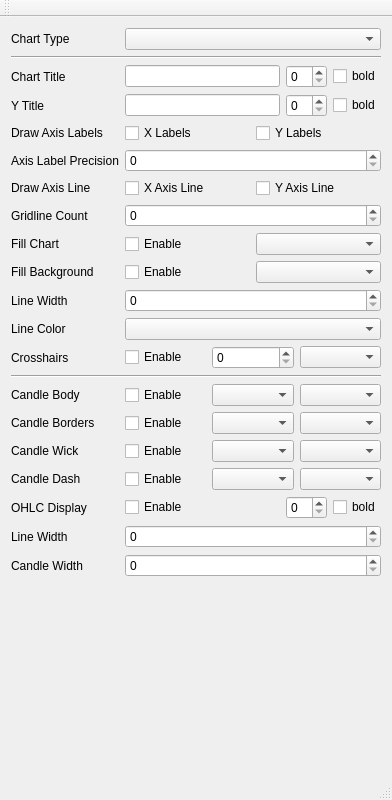
The window that chartexamples/mainwindow.ui (presstab/psscharts) describes before a commit, drawn with Qt 5.
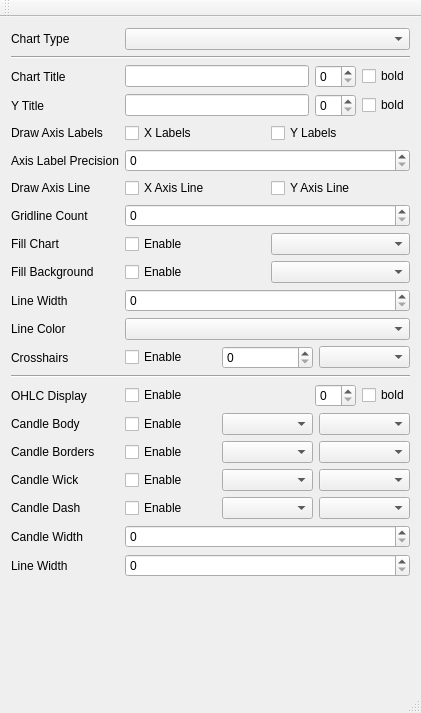
The same window after the commit.

Patch:
```diff
--- a/chartexamples/mainwindow.ui
+++ b/chartexamples/mainwindow.ui
@@ -6,8 +6,8 @@
    <rect>
     <x>0</x>
     <y>0</y>
-    <width>392</width>
-    <height>800</height>
+    <width>421</width>
+    <height>713</height>
    </rect>
   </property>
   <property name="windowTitle">
@@ -251,13 +251,54 @@
          </widget>
         </item>
         <item row="14" column="0">
+         <widget class="QLabel" name="label_13">
+          <property name="text">
+           <string>OHLC Display</string>
+          </property>
+         </widget>
+        </item>
+        <item row="14" column="1">
+         <layout class="QHBoxLayout" name="horizontalLayout_12">
+          <item>
+           <widget class="QCheckBox" name="checkBoxOHLCDisplay">
+            <property name="text">
+             <string>Enable</string>
+            </property>
+           </widget>
+          </item>
+          <item>
+           <spacer name="horizontalSpacer">
+            <property name="orientation">
+             <enum>Qt::Horizontal</enum>
+            </property>
+            <property name="sizeHint" stdset="0">
+             <size>
+              <width>40</width>
+              <height>20</height>
+             </size>
+            </property>
+           </spacer>
+          </item>
+          <item>
+           <widget class="QSpinBox" name="spinboxOHLCFontSize"/>
+          </item>
+          <item>
+           <widget class="QCheckBox" name="checkboxOHLCBold">
+            <property name="text">
+             <string>bold</string>
+            </property>
+           </widget>
+          </item>
+         </layout>
+        </item>
+        <item row="15" column="0">
          <widget class="QLabel" name="label_26">
           <property name="text">
            <string>Candle Body</string>
           </property>
          </widget>
         </item>
-        <item row="14" column="1">
+        <item row="15" column="1">
          <layout class="QHBoxLayout" name="horizontalLayout_11">
           <item>
            <widget class="QCheckBox" name="checkBoxCandleFill">
@@ -274,14 +315,14 @@
           </item>
          </layout>
         </item>
-        <item row="15" column="0">
+        <item row="16" column="0">
          <widget class="QLabel" name="label_14">
           <property name="text">
            <string>Candle Borders</string>
           </property>
          </widget>
         </item>
-        <item row="15" column="1">
+        <item row="16" column="1">
          <layout class="QHBoxLayout" name="horizontalLayout_10">
           <item>
            <widget class="QCheckBox" name="checkBoxBorderColor">
@@ -298,14 +339,14 @@
           </item>
          </layout>
         </item>
-        <item row="16" column="0">
+        <item row="17" column="0">
          <widget class="QLabel" name="label_15">
           <property name="text">
            <string>Candle Wick</string>
           </property>
          </widget>
         </item>
-        <item row="16" column="1">
+        <item row="17" column="1">
          <layout class="QHBoxLayout" name="horizontalLayout_9">
           <item>
            <widget class="QCheckBox" name="checkBoxWickColor">
@@ -322,75 +363,14 @@
           </item>
          </layout>
         </item>
-        <item row="19" column="0">
-         <widget class="QLabel" name="label_18">
-          <property name="text">
-           <string>Line Width</string>
-          </property>
-         </widget>
-        </item>
-        <item row="19" column="1">
-         <widget class="QSpinBox" name="spinboxCandleLineWidth"/>
-        </item>
-        <item row="20" column="0">
-         <widget class="QLabel" name="label_17">
-          <property name="text">
-           <string>Candle Width</string>
-          </property>
-         </widget>
-        </item>
-        <item row="20" column="1">
-         <widget class="QSpinBox" name="spinboxCandleWidth"/>
-        </item>
         <item row="18" column="0">
-         <widget class="QLabel" name="label_13">
-          <property name="text">
-           <string>OHLC Display</string>
-          </property>
-         </widget>
-        </item>
-        <item row="18" column="1">
-         <layout class="QHBoxLayout" name="horizontalLayout_12">
-          <item>
-           <widget class="QCheckBox" name="checkBoxOHLCDisplay">
-            <property name="text">
-             <string>Enable</string>
-            </property>
-           </widget>
-          </item>
-          <item>
-           <spacer name="horizontalSpacer">
-            <property name="orientation">
-             <enum>Qt::Horizontal</enum>
-            </property>
-            <property name="sizeHint" stdset="0">
-             <size>
-              <width>40</width>
-              <height>20</height>
-             </size>
-            </property>
-           </spacer>
-          </item>
-          <item>
-           <widget class="QSpinBox" name="spinboxOHLCFontSize"/>
-          </item>
-          <item>
-           <widget class="QCheckBox" name="checkboxOHLCBold">
-            <property name="text">
-             <string>bold</string>
-            </property>
-           </widget>
-          </item>
-         </layout>
-        </item>
-        <item row="17" column="0">
          <widget class="QLabel" name="label_16">
           <property name="text">
            <string>Candle Dash</string>
           </property>
          </widget>
         </item>
-        <item row="17" column="1">
+        <item row="18" column="1">
          <layout class="QHBoxLayout" name="horizontalLayout_13">
           <item>
            <widget class="QCheckBox" name="checkboxCandleDash">
@@ -407,6 +387,26 @@
           </item>
          </layout>
         </item>
+        <item row="19" column="0">
+         <widget class="QLabel" name="label_17">
+          <property name="text">
+           <string>Candle Width</string>
+          </property>
+         </widget>
+        </item>
+        <item row="19" column="1">
+         <widget class="QSpinBox" name="spinboxCandleWidth"/>
+        </item>
+        <item row="20" column="0">
+         <widget class="QLabel" name="label_18">
+          <property name="text">
+           <string>Line Width</string>
+          </property>
+         </widget>
+        </item>
+        <item row="20" column="1">
+         <widget class="QSpinBox" name="spinboxCandleLineWidth"/>
+        </item>
        </layout>
       </item>
      </layout>
```
Left out of the diff: 4 changed lines with no effect on the pictures.
